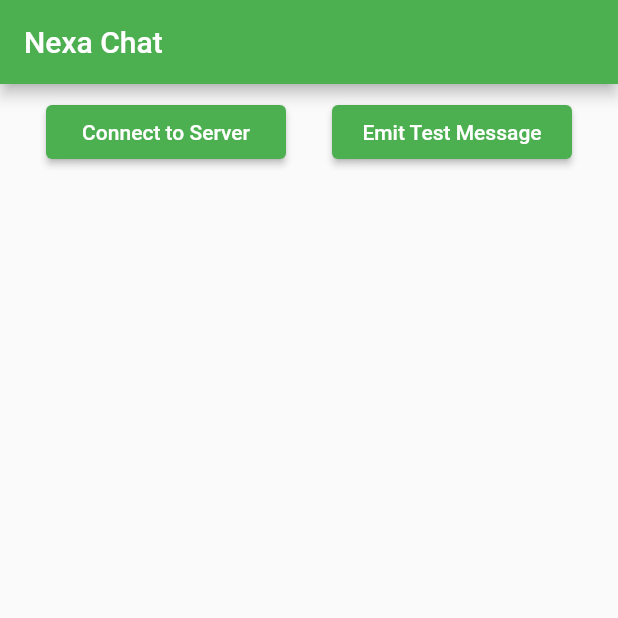
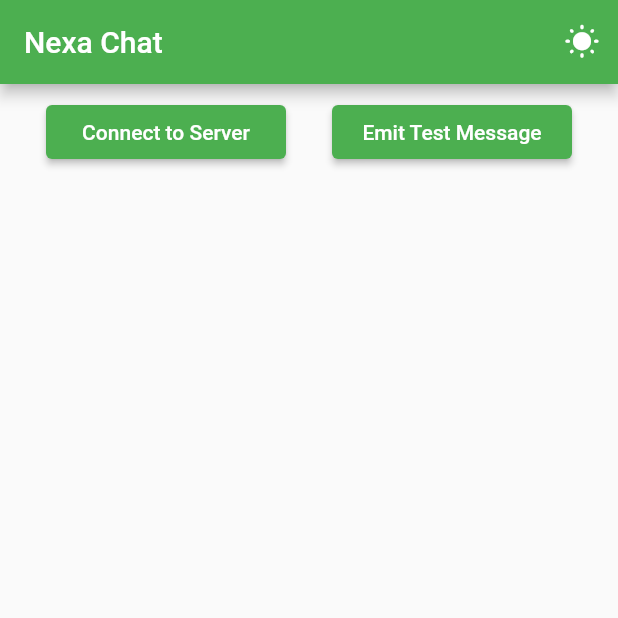
Before and after one commit to megz15/nexa, a Flutter app: the screen it shows after launch, on a phone screen of 412 x 824 dp, the top half of it. Run offline on Flutter 3.47's test engine with Material 2 defaults, Android fonts, the phone set to English and light mode, and no system bars.

```diff
--- a/lib/main.dart
+++ b/lib/main.dart
@@ -12,10 +12,14 @@ class MyApp extends StatelessWidget {
     return MaterialApp(
       debugShowCheckedModeBanner: false,
       title: 'Nexa',
+      themeMode: ThemeMode.light,
+      darkTheme: ThemeData(
+        brightness: Brightness.dark,
+        primarySwatch: Colors.orange,
+      ),
       theme: ThemeData(
         brightness: Brightness.light,
         primarySwatch: Colors.green,
-
       ),
       home: const MyHomePage(title: 'Nexa Chat'),
     );
@@ -32,12 +36,19 @@ class MyHomePage extends StatefulWidget {
 }
 
 class _MyHomePageState extends State<MyHomePage> {
-
   @override
   Widget build(BuildContext context) {
     return Scaffold(
       appBar: AppBar(
         title: Text(widget.title),
+        actions: [
+          IconButton(
+            onPressed: () {
+              print('theme changed');
+            },
+            icon: Icon(Icons.wb_sunny_rounded),
+          ),
+        ],
       ),
       body: Column(
         crossAxisAlignment: CrossAxisAlignment.start,
@@ -57,14 +68,14 @@ class _MyHomePageState extends State<MyHomePage> {
                         width: 160,
                         child: ElevatedButton(
                           child: Text('Connect to Server'),
-                          onPressed: (){},
+                          onPressed: () {},
                         ),
                       ),
                       Container(
                         width: 160,
                         child: ElevatedButton(
                           child: Text('Emit Test Message'),
-                          onPressed: (){},
+                          onPressed: () {},
                         ),
                       )
                     ],
@@ -79,10 +90,7 @@ class _MyHomePageState extends State<MyHomePage> {
           Padding(
             padding: EdgeInsets.all(8.0),
             child: TextField(
-              decoration: InputDecoration(
-                border: OutlineInputBorder(),
-                suffixIcon: IconButton(onPressed: (){}, icon: Icon(Icons.send))
-              ),
+              decoration: InputDecoration(border: OutlineInputBorder(), suffixIcon: IconButton(onPressed: () {}, icon: Icon(Icons.send))),
             ),
           ),
         ],
--- a/pubspec.yaml
+++ b/pubspec.yaml
@@ -34,6 +34,7 @@ dependencies:
   # The following adds the Cupertino Icons font to your application.
   # Use with the CupertinoIcons class for iOS style icons.
   cupertino_icons: ^1.0.2
+  flutter_riverpod: ^1.0.3
 
 dev_dependencies:
   flutter_test:
```
Also changed, not shown: pubspec.lock.
